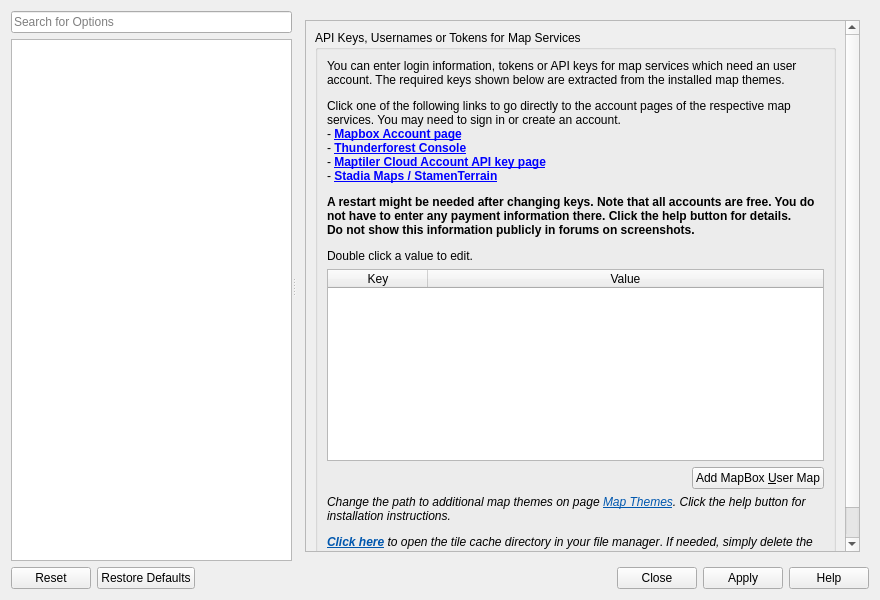
The window that src/options/optionsdialog.ui (albar965/littlenavmap) describes before a commit, drawn with Qt 5.
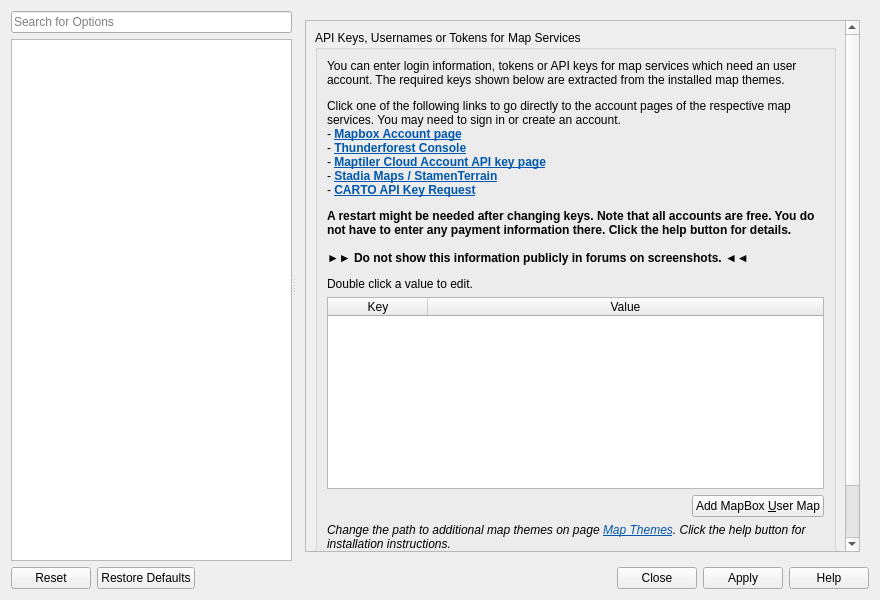
The same window after the commit. The open tabs and pages were chosen to show the change. Icons and pictures are not drawn.

```diff
--- a/src/options/optionsdialog.ui
+++ b/src/options/optionsdialog.ui
@@ -5883,7 +5883,7 @@
              <x>0</x>
              <y>0</y>
              <width>572</width>
-             <height>645</height>
+             <height>683</height>
             </rect>
            </property>
            <layout class="QVBoxLayout" name="verticalLayout_63">
@@ -5896,7 +5896,7 @@
                <item>
                 <widget class="QLabel" name="labelMapApiKeysHint">
                  <property name="text">
-                  <string>&lt;p&gt;You can enter login information, tokens or API keys for map services which need an user account. The required keys shown below are extracted from the installed map themes. &lt;/p&gt;&lt;p&gt;Click one of the following links to go directly to the account pages of the respective map services. You may need to sign in or create an account.&lt;br/&gt;- &lt;a href=&quot;https://account.mapbox.com/&quot;&gt;&lt;b&gt;Mapbox Account page&lt;/b&gt;&lt;/a&gt;&lt;br/&gt;- &lt;a href=&quot;https://manage.thunderforest.com/dashboard&quot;&gt;&lt;b&gt;Thunderforest Console&lt;/b&gt;&lt;/a&gt;&lt;br/&gt;- &lt;a href=&quot;https://cloud.maptiler.com/account/keys/&quot;&gt;&lt;b&gt;Maptiler Cloud Account API key page&lt;/b&gt;&lt;/a&gt;&lt;br/&gt;- &lt;a href=&quot;https://stadiamaps.com/stamen/onboarding/create-account/&quot;&gt;&lt;b&gt;Stadia Maps / StamenTerrain&lt;/b&gt;&lt;/a&gt;&lt;/p&gt;&lt;p&gt;&lt;b&gt;A restart might be needed after changing keys. Note that all accounts are free. You do not have to enter any payment information there. Click the help button for details.&lt;br/&gt;Do not show this information publicly in forums on screenshots.&lt;/b&gt;&lt;/p&gt;&lt;p&gt;Double click a value to edit.&lt;/p&gt;</string>
+                  <string>&lt;html&gt;&lt;head/&gt;&lt;body&gt;&lt;p&gt;You can enter login information, tokens or API keys for map services which need an user account. The required keys shown below are extracted from the installed map themes. &lt;/p&gt;&lt;p&gt;Click one of the following links to go directly to the account pages of the respective map services. You may need to sign in or create an account.&lt;br/&gt;- &lt;a href=&quot;https://account.mapbox.com/&quot;&gt;&lt;span style=&quot; font-weight:700; text-decoration: underline; color:#0057ae;&quot;&gt;Mapbox Account page&lt;/span&gt;&lt;/a&gt;&lt;br/&gt;- &lt;a href=&quot;https://manage.thunderforest.com/dashboard&quot;&gt;&lt;span style=&quot; font-weight:700; text-decoration: underline; color:#0057ae;&quot;&gt;Thunderforest Console&lt;/span&gt;&lt;/a&gt;&lt;br/&gt;- &lt;a href=&quot;https://cloud.maptiler.com/account/keys/&quot;&gt;&lt;span style=&quot; font-weight:700; text-decoration: underline; color:#0057ae;&quot;&gt;Maptiler Cloud Account API key page&lt;/span&gt;&lt;/a&gt;&lt;br/&gt;- &lt;a href=&quot;https://stadiamaps.com/stamen/onboarding/create-account/&quot;&gt;&lt;span style=&quot; font-weight:700; text-decoration: underline; color:#0057ae;&quot;&gt;Stadia Maps / StamenTerrain&lt;br/&gt;&lt;/span&gt;&lt;/a&gt;- &lt;a href=&quot;https://carto.com/basemaps/apikey/&quot;&gt;&lt;span style=&quot; font-weight:700; text-decoration: underline; color:#0057ae;&quot;&gt;CARTO API Key Request&lt;/span&gt;&lt;/a&gt;&lt;/p&gt;&lt;p&gt;&lt;span style=&quot; font-weight:700;&quot;&gt;A restart might be needed after changing keys. Note that all accounts are free. You do not have to enter any payment information there. Click the help button for details.&lt;br/&gt;&lt;br/&gt;►► Do not show this information publicly in forums on screenshots. ◄◄&lt;/span&gt;&lt;/p&gt;&lt;p&gt;Double click a value to edit.&lt;/p&gt;&lt;/body&gt;&lt;/html&gt;</string>
                  </property>
                  <property name="wordWrap">
                   <bool>true</bool>
```
Left out of the diff: 86 changed lines with no effect on the pictures.
